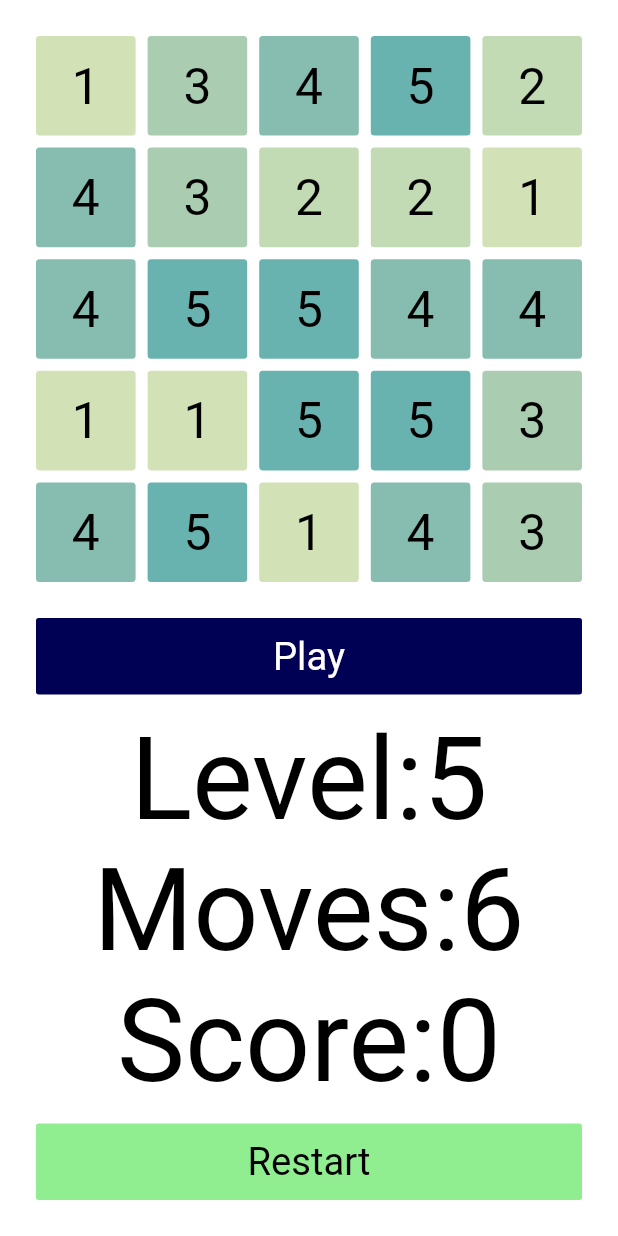
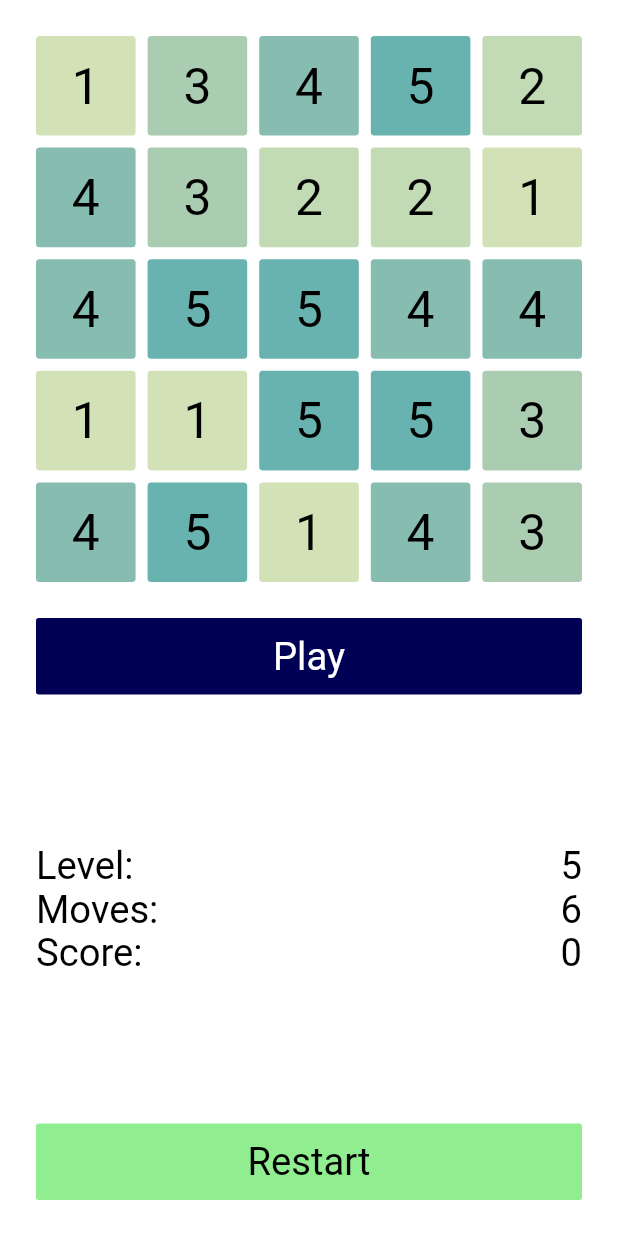
Before and after one commit to dstelljes/sequences, a Flutter app: the screen it shows after launch, on a phone screen of 412 x 824 dp. Run offline on Flutter 3.47's test engine with Material 2 defaults, Android fonts, the phone set to English and light mode, and no system bars.

Commit message:
Improve scoreboard layout.

```diff
--- a/lib/layout.dart
+++ b/lib/layout.dart
@@ -4,6 +4,16 @@ import 'game.dart';
 const buttonPadding = edgePadding / 2;
 const cellPadding = edgePadding / 3;
 const edgePadding = 12.0;
+
+Color balance(int number) {
+  if (number < 0)
+    return Color(0xFFFF4136);
+
+  if (number > 0)
+    return Color(0xFF90EE90);
+
+  return Color(0xFF888888);
+}
 
 Color highlight(int number) {
   switch (number % 5) {
@@ -18,6 +28,12 @@ Color highlight(int number) {
     default:
       return Color(0xFF68B3AF);
   }
+}
+
+String sign(int number) {
+  return number < 0
+    ? "$number"
+    : "+$number";
 }
 
 typedef void CellCallback(int x, int y);
@@ -131,12 +147,30 @@ class ScoreboardItem extends StatelessWidget {
 
   @override
   Widget build(BuildContext context) {
-    return Row(
+    return Container(
+      child: Row(
         children: [
-        Text("$label:"),
-        Text("$value"),
-        Text(delta != null ? "$delta" : ""),
+          Container(
+            child: Text(
+              "$label:",
+            ),
+            width: 60.0,
+          ),
+          Expanded(
+            child: Text(
+              delta != null ? sign(delta) : "",
+              style: TextStyle(color: balance(delta ?? 0)),
+              textAlign: TextAlign.end,
+            ),
+          ),
+          Expanded(
+            child: Text(
+              "$value",
+              textAlign: TextAlign.end,
+            ),
+          ),
         ],
+      ),
     );
   }
 
@@ -155,9 +189,7 @@ class Scoreboard extends StatelessWidget {
 
   @override
   Widget build(BuildContext context) {
-    return FittedBox(
-      child: SizedBox(
-        child: Column(
+    return Column(
       children: [
         ScoreboardItem(
           delta: levelDelta,
@@ -175,8 +207,6 @@ class Scoreboard extends StatelessWidget {
           value: score
         ),
       ],
-        ),
-      ),
     );
   }
 
@@ -231,9 +261,12 @@ class _GameWidgetState extends State<GameWidget> {
                           ),
                           fit: BoxFit.fitWidth,
                         ),
-                        padding: EdgeInsets.all(edgePadding)
+                        padding: EdgeInsets.all(edgePadding),
                       ),
                       Expanded(
+                        child: Padding(
+                          child: FittedBox(
+                            child: SizedBox(
                               child: Scoreboard(
                                 level: _game.level,
                                 levelDelta: _game.preview?.level,
@@ -242,6 +275,12 @@ class _GameWidgetState extends State<GameWidget> {
                                 score: _game.score,
                                 scoreDelta: _game.preview?.score,
                               ),
+                              width: 200.0,
+                            ),
+                            fit: BoxFit.contain,
+                          ),
+                          padding: EdgeInsets.all(edgePadding),
+                        )
                       ),
                       Padding(
                         child: FittedBox(
@@ -256,7 +295,7 @@ class _GameWidgetState extends State<GameWidget> {
                             ),
                             width: 200.0,
                           ),
-                          fit: BoxFit.fitWidth,
+                          fit: BoxFit.contain,
                         ),
                         padding: EdgeInsets.all(edgePadding)
                       ),
```
Lines whose indentation alone changed are shown as unchanged.
